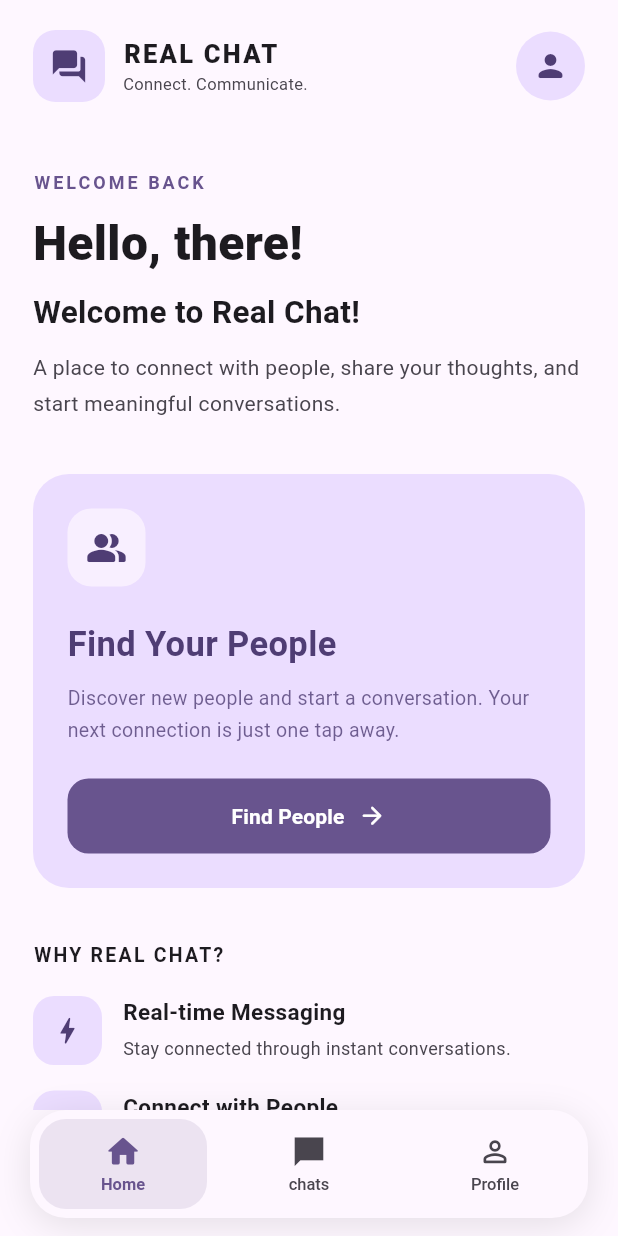
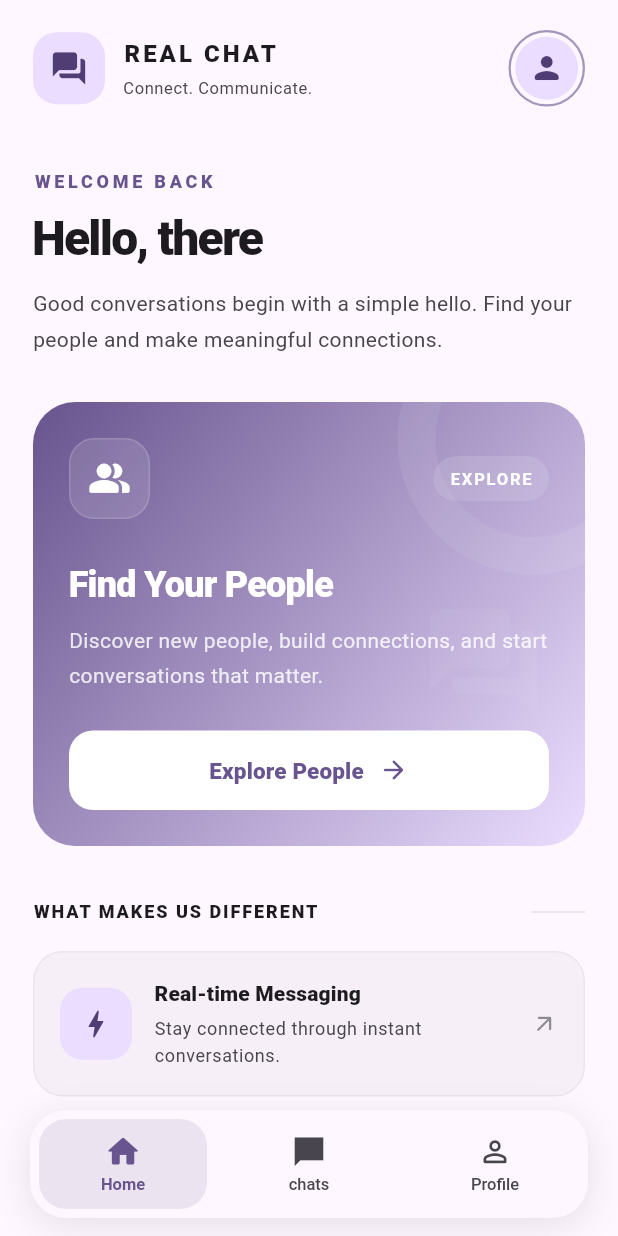
Before and after one commit to MUfoysal/real-chat, a Flutter app: the screen it shows once a user with an empty profile is signed in, on a phone screen of 412 x 824 dp. Run offline on Flutter 3.47's test engine with Material 3 defaults, Android fonts, the phone set to English and light mode, and no system bars; our stand-ins replace cloud_firestore, firebase_auth, firebase_core; accounts and stored records are empty.

Commit message:
ui: upgrade home page with premium emerald design

```diff
--- a/lib/features/home/presentation/pages/home_page.dart
+++ b/lib/features/home/presentation/pages/home_page.dart
@@ -1,3 +1,4 @@
+
 import 'package:firebase_auth/firebase_auth.dart';
 import 'package:flutter/material.dart';
 
@@ -13,15 +14,18 @@ class HomePage extends StatelessWidget {
 
   @override
   Widget build(BuildContext context) {
-    final colors = Theme.of(context).colorScheme;
+    final theme = Theme.of(context);
+    final colors = theme.colorScheme;
 
     final displayName = currentUser.displayName?.trim();
     final userName = displayName != null && displayName.isNotEmpty
         ? displayName
         : 'there';
 
+    final photoUrl = currentUser.photoURL;
+
     return Scaffold(
-      backgroundColor: colors.surface,
+      backgroundColor: theme.scaffoldBackgroundColor,
       body: SafeArea(
         child: SingleChildScrollView(
           padding: const EdgeInsets.fromLTRB(22, 20, 22, 30),
@@ -36,7 +40,7 @@ class HomePage extends StatelessWidget {
                     width: 48,
                     decoration: BoxDecoration(
                       color: colors.primaryContainer,
-                      borderRadius: BorderRadius.circular(15),
+                      borderRadius: BorderRadius.circular(16),
                     ),
                     child: Icon(
                       Icons.forum_rounded,
@@ -51,16 +55,15 @@ class HomePage extends StatelessWidget {
                       children: [
                         Text(
                           'REAL CHAT',
-                          style: TextStyle(
-                            color: colors.onSurface,
-                            fontSize: 17,
-                            fontWeight: FontWeight.w800,
-                            letterSpacing: 1.5,
+                          style: theme.textTheme.titleMedium?.copyWith(
+                            fontWeight: FontWeight.w900,
+                            letterSpacing: 2,
                           ),
                         ),
+                        const SizedBox(height: 3),
                         Text(
                           'Connect. Communicate.',
-                          style: TextStyle(
+                          style: theme.textTheme.bodySmall?.copyWith(
                             color: colors.onSurfaceVariant,
                             fontSize: 11,
                           ),
@@ -68,146 +71,180 @@ class HomePage extends StatelessWidget {
                       ],
                     ),
                   ),
-                  CircleAvatar(
-                    radius: 23,
+                  Container(
+                    padding: const EdgeInsets.all(3),
+                    decoration: BoxDecoration(
+                      shape: BoxShape.circle,
+                      border: Border.all(
+                        color: colors.primary.withValues(alpha: 0.6),
+                        width: 1.5,
+                      ),
+                    ),
+                    child: CircleAvatar(
+                      radius: 21,
                       backgroundColor: colors.primaryContainer,
-                    backgroundImage: currentUser.photoURL != null
-                        ? NetworkImage(currentUser.photoURL!)
+                      backgroundImage:
+                          photoUrl != null && photoUrl.isNotEmpty
+                              ? NetworkImage(photoUrl)
                               : null,
-                    child: currentUser.photoURL == null
+                      child: photoUrl == null || photoUrl.isEmpty
                           ? Icon(
                               Icons.person_rounded,
                               color: colors.onPrimaryContainer,
                             )
                           : null,
                     ),
+                  ),
                 ],
               ),
 
-              const SizedBox(height: 45),
+              const SizedBox(height: 42),
 
               // Welcome section
               Text(
                 'WELCOME BACK',
-                style: TextStyle(
+                style: theme.textTheme.labelMedium?.copyWith(
                   color: colors.primary,
-                  fontSize: 12,
-                  fontWeight: FontWeight.bold,
-                  letterSpacing: 2,
+                  fontWeight: FontWeight.w800,
+                  letterSpacing: 2.5,
                 ),
               ),
-
-              const SizedBox(height: 13),
-
+              const SizedBox(height: 12),
               Text(
-                'Hello, $userName!',
-                style: TextStyle(
-                  color: colors.onSurface,
-                  fontSize: 32,
-                  fontWeight: FontWeight.w800,
-                  height: 1.2,
+                'Hello, $userName',
+                maxLines: 2,
+                overflow: TextOverflow.ellipsis,
+                style: theme.textTheme.headlineLarge?.copyWith(
+                  fontWeight: FontWeight.w900,
+                  letterSpacing: -1.2,
+                  height: 1.15,
                 ),
               ),
-
               const SizedBox(height: 12),
-
               Text(
-                'Welcome to Real Chat!',
-                style: TextStyle(
-                  color: colors.onSurface,
-                  fontSize: 21,
-                  fontWeight: FontWeight.w600,
-                ),
-              ),
-
-              const SizedBox(height: 10),
-
-              Text(
-                'A place to connect with people, share your '
-                'thoughts, and start meaningful conversations.',
-                style: TextStyle(
+                'Good conversations begin with a simple hello. '
+                'Find your people and make meaningful connections.',
+                style: theme.textTheme.bodyMedium?.copyWith(
                   color: colors.onSurfaceVariant,
-                  fontSize: 14,
                   height: 1.7,
                 ),
               ),
 
-              const SizedBox(height: 35),
+              const SizedBox(height: 30),
 
-              // Find People Card
+              // Find People hero card
+              ClipRRect(
+                borderRadius: BorderRadius.circular(28),
+                child: Stack(
+                  children: [
                     Container(
                       width: double.infinity,
-                padding: const EdgeInsets.all(23),
+                      padding: const EdgeInsets.all(24),
                       decoration: BoxDecoration(
-                  color: colors.primaryContainer,
-                  borderRadius: BorderRadius.circular(24),
+                        gradient: LinearGradient(
+                          begin: Alignment.topLeft,
+                          end: Alignment.bottomRight,
+                          colors: [
+                            colors.primary,
+                            colors.primaryContainer,
+                          ],
+                        ),
                       ),
                       child: Column(
                         crossAxisAlignment: CrossAxisAlignment.start,
                         children: [
+                          Row(
+                            children: [
                               Container(
-                      height: 52,
-                      width: 52,
+                                height: 54,
+                                width: 54,
                                 decoration: BoxDecoration(
-                        color: colors.surface.withValues(alpha: 0.7),
-                        borderRadius: BorderRadius.circular(16),
+                                  color: colors.onPrimary.withValues(
+                                    alpha: 0.12,
+                                  ),
+                                  borderRadius: BorderRadius.circular(17),
+                                  border: Border.all(
+                                    color: colors.onPrimary.withValues(
+                                      alpha: 0.15,
+                                    ),
+                                  ),
                                 ),
                                 child: Icon(
                                   Icons.people_alt_rounded,
-                        color: colors.onPrimaryContainer,
-                        size: 28,
+                                  color: colors.onPrimary,
+                                  size: 29,
                                 ),
                               ),
-
-                    const SizedBox(height: 22),
-
+                              const Spacer(),
+                              Container(
+                                padding: const EdgeInsets.symmetric(
+                                  horizontal: 11,
+                                  vertical: 7,
+                                ),
+                                decoration: BoxDecoration(
+                                  color: colors.onPrimary.withValues(
+                                    alpha: 0.12,
+                                  ),
+                                  borderRadius: BorderRadius.circular(30),
+                                ),
+                                child: Text(
+                                  'EXPLORE',
+                                  style: theme.textTheme.labelSmall?.copyWith(
+                                    color: colors.onPrimary,
+                                    fontWeight: FontWeight.bold,
+                                    letterSpacing: 1.2,
+                                  ),
+                                ),
+                              ),
+                            ],
+                          ),
+                          const SizedBox(height: 28),
                           Text(
                             'Find Your People',
-                      style: TextStyle(
-                        color: colors.onPrimaryContainer,
-                        fontSize: 23,
-                        fontWeight: FontWeight.bold,
+                            style: theme.textTheme.headlineSmall?.copyWith(
+                              color: colors.onPrimary,
+                              fontWeight: FontWeight.w900,
+                              letterSpacing: -0.5,
                             ),
                           ),
-
-                    const SizedBox(height: 9),
-
+                          const SizedBox(height: 10),
                           Text(
-                      'Discover new people and start a conversation. '
-                      'Your next connection is just one tap away.',
-                      style: TextStyle(
-                        color: colors.onPrimaryContainer.withValues(alpha: 0.8),
-                        fontSize: 13,
-                        height: 1.6,
+                            'Discover new people, build connections, '
+                            'and start conversations that matter.',
+                            style: theme.textTheme.bodyMedium?.copyWith(
+                              color: colors.onPrimary.withValues(alpha: 0.82),
+                              height: 1.65,
                             ),
                           ),
-
-                    const SizedBox(height: 22),
-
+                          const SizedBox(height: 25),
                           SizedBox(
+                            height: 53,
                             width: double.infinity,
-                      height: 50,
                             child: FilledButton(
                               onPressed: onFindPeople,
                               style: FilledButton.styleFrom(
-                          backgroundColor: colors.primary,
-                          foregroundColor: colors.onPrimary,
+                                backgroundColor: colors.onPrimary,
+                                foregroundColor: colors.primary,
                                 shape: RoundedRectangleBorder(
-                            borderRadius: BorderRadius.circular(14),
+                                  borderRadius: BorderRadius.circular(16),
+                                ),
+                                elevation: 0,
+                              ),
+                              child: Row(
+                                mainAxisAlignment: MainAxisAlignment.center,
+                                children: [
+                                  const Text(
+                                    'Explore People',
+                                    style: TextStyle(
+                                      fontWeight: FontWeight.w800,
+                                      fontSize: 15,
                                     ),
                                   ),
-                        child: const Row(
-                          mainAxisAlignment: MainAxisAlignment.center,
-                          children: [
-                            Text(
-                              'Find People',
-                              style: TextStyle(
-                                fontSize: 14,
-                                fontWeight: FontWeight.bold,
+                                  const SizedBox(width: 10),
+                                  const Icon(
+                                    Icons.arrow_forward_rounded,
+                                    size: 20,
                                   ),
-                            ),
-                            SizedBox(width: 9),
-                            Icon(Icons.arrow_forward_rounded, size: 19),
                                 ],
                               ),
                             ),
@@ -216,58 +253,109 @@ class HomePage extends StatelessWidget {
                       ),
                     ),
 
-              const SizedBox(height: 35),
+                    // Decorative background shapes
+                    Positioned(
+                      right: -55,
+                      top: -65,
+                      child: Container(
+                        height: 180,
+                        width: 180,
+                        decoration: BoxDecoration(
+                          shape: BoxShape.circle,
+                          border: Border.all(
+                            color: colors.onPrimary.withValues(alpha: 0.07),
+                            width: 25,
+                          ),
+                        ),
+                      ),
+                    ),
+                    Positioned(
+                      right: 25,
+                      bottom: 80,
+                      child: Icon(
+                        Icons.forum_rounded,
+                        size: 85,
+                        color: colors.onPrimary.withValues(alpha: 0.045),
+                      ),
+                    ),
+                  ],
+                ),
+              ),
 
-              // Introduction
-              Text(
-                'WHY REAL CHAT?',
-                style: TextStyle(
-                  color: colors.onSurface,
-                  fontSize: 13,
-                  fontWeight: FontWeight.bold,
-                  letterSpacing: 1.5,
+              const SizedBox(height: 36),
+
+              // Features section heading
+              Row(
+                children: [
+                  Expanded(
+                    child: Text(
+                      'WHAT MAKES US DIFFERENT',
+                      style: theme.textTheme.labelMedium?.copyWith(
+                        fontWeight: FontWeight.w800,
+                        letterSpacing: 1.3,
                       ),
+                    ),
+                  ),
+                  Container(
+                    height: 1,
+                    width: 35,
+                    color: colors.outlineVariant.withValues(alpha: 0.5),
+                  ),
+                ],
               ),
 
               const SizedBox(height: 18),
 
-              _FeatureItem(
+              // Feature cards
+              _FeatureCard(
                 icon: Icons.bolt_rounded,
                 title: 'Real-time Messaging',
-                description: 'Stay connected through instant conversations.',
+                description:
+                    'Stay connected through instant conversations.',
                 colors: colors,
               ),
-
-              const SizedBox(height: 17),
-
-              _FeatureItem(
+              const SizedBox(height: 12),
+              _FeatureCard(
                 icon: Icons.people_outline_rounded,
                 title: 'Connect with People',
-                description: 'Discover people and make new connections.',
+                description:
+                    'Discover people and make new connections.',
                 colors: colors,
               ),
-
-              const SizedBox(height: 17),
-
-              _FeatureItem(
+              const SizedBox(height: 12),
+              _FeatureCard(
                 icon: Icons.lock_outline_rounded,
                 title: 'Personal Account',
-                description: 'Access your account and your conversations.',
+                description:
+                    'Your account and conversations stay personal.',
                 colors: colors,
               ),
 
               const SizedBox(height: 35),
 
+              // Footer
               Center(
-                child: Text(
+                child: Column(
+                  children: [
+                    Icon(
+                      Icons.favorite_rounded,
+                      color: colors.primary.withValues(alpha: 0.8),
+                      size: 19,
+                    ),
+                    const SizedBox(height: 10),
+                    Text(
                       'MADE FOR MEANINGFUL CONNECTIONS',
                       textAlign: TextAlign.center,
-                  style: TextStyle(
-                    color: colors.onSurfaceVariant.withValues(alpha: 0.7),
-                    fontSize: 10,
-                    letterSpacing: 1.3,
-                    fontWeight: FontWeight.w600,
+                      style: theme.textTheme.labelSmall?.copyWith(
+                        color: colors.onSurfaceVariant.withValues(
+                          alpha: 0.7,
                         ),
+                        fontSize: 9,
+                        fontWeight: FontWeight.w700,
+                        letterSpacing: 1.4,
+                      ),
+                    ),
+                  ],
                 ),
               ),
             ],
@@ -278,8 +366,8 @@ class HomePage extends StatelessWidget {
   }
 }
 
-class _FeatureItem extends StatelessWidget {
-  const _FeatureItem({
+class _FeatureCard extends StatelessWidget {
+  const _FeatureCard({
     required this.icon,
     required this.title,
     required this.description,
@@ -293,44 +381,62 @@ class _FeatureItem extends StatelessWidget {
 
   @override
   Widget build(BuildContext context) {
-    return Row(
-      crossAxisAlignment: CrossAxisAlignment.start,
+    final theme = Theme.of(context);
+
+    return Container(
+      padding: const EdgeInsets.all(17),
+      decoration: BoxDecoration(
+        color: colors.surfaceContainerHighest.withValues(alpha: 0.35),
+        borderRadius: BorderRadius.circular(20),
+        border: Border.all(
+          color: colors.outlineVariant.withValues(alpha: 0.25),
+        ),
+      ),
+      child: Row(
         children: [
           Container(
-          height: 46,
-          width: 46,
+            height: 48,
+            width: 48,
             decoration: BoxDecoration(
               color: colors.primaryContainer,
-            borderRadius: BorderRadius.circular(14),
+              borderRadius: BorderRadius.circular(15),
             ),
-          child: Icon(icon, color: colors.onPrimaryContainer, size: 23),
+            child: Icon(
+              icon,
+              color: colors.onPrimaryContainer,
+              size: 24,
             ),
-        const SizedBox(width: 14),
+          ),
+          const SizedBox(width: 15),
           Expanded(
             child: Column(
               crossAxisAlignment: CrossAxisAlignment.start,
               children: [
                 Text(
                   title,
-                style: TextStyle(
-                  color: colors.onSurface,
-                  fontSize: 15,
-                  fontWeight: FontWeight.w600,
+                  style: theme.textTheme.titleSmall?.copyWith(
+                    fontWeight: FontWeight.w800,
                   ),
                 ),
                 const SizedBox(height: 5),
                 Text(
                   description,
-                style: TextStyle(
+                  style: theme.textTheme.bodySmall?.copyWith(
                     color: colors.onSurfaceVariant,
-                  fontSize: 12,
                     height: 1.5,
                   ),
                 ),
               ],
             ),
           ),
+          const SizedBox(width: 8),
+          Icon(
+            Icons.arrow_outward_rounded,
+            size: 18,
+            color: colors.onSurfaceVariant.withValues(alpha: 0.6),
+          ),
         ],
+      ),
     );
   }
 }
```
Lines whose indentation alone changed are shown as unchanged.
